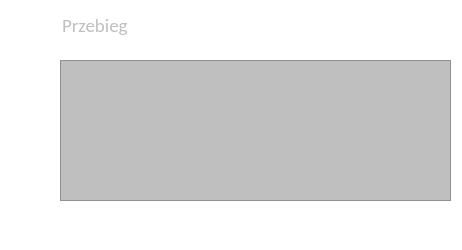
Above: returndialog.ui from RStravinsky/CarRental before the change. Below: the same form after it.
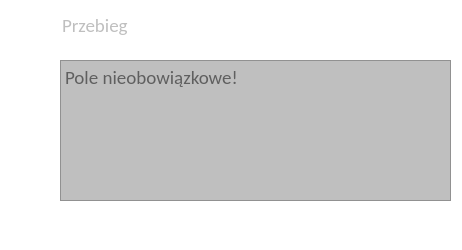
That is the form after the change. Icons and pictures are not drawn.

```diff
--- a/returndialog.ui
+++ b/returndialog.ui
@@ -122,6 +122,9 @@
     <string notr="true">background-color: rgba(131, 131, 131, 131);
 color: black;</string>
    </property>
+   <property name="placeholderText">
+    <string>Pole nieobowiązkowe!</string>
+   </property>
   </widget>
   <widget class="QLabel" name="lblSpeedImage">
    <property name="geometry">
```
